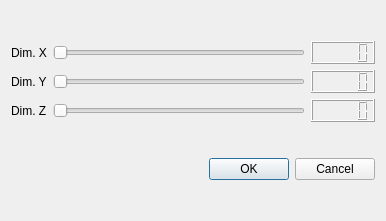
Qt form Paint3D/dialog.ui (alecerioli/ProgramacaoAvancada) before a commit.
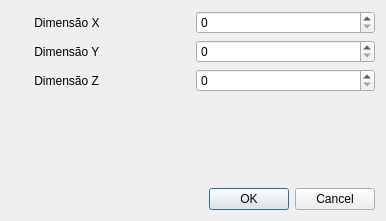
The same form after that commit.

```diff
--- a/Paint3D/dialog.ui
+++ b/Paint3D/dialog.ui
@@ -13,70 +13,67 @@
   <property name="windowTitle">
    <string>Dialog</string>
   </property>
+  <layout class="QVBoxLayout" name="verticalLayout_3">
+   <item>
+    <layout class="QVBoxLayout" name="verticalLayout_2" stretch="80,0,20">
+     <item>
   <layout class="QVBoxLayout" name="verticalLayout">
    <item>
-    <layout class="QGridLayout" name="gridLayout">
-     <item row="0" column="0">
+        <layout class="QHBoxLayout" name="horizontalLayout">
+         <item>
       <widget class="QLabel" name="label">
        <property name="text">
-        <string>Dim. X</string>
+            <string>       Dimensão X</string>
        </property>
       </widget>
      </item>
-     <item row="0" column="1">
-      <widget class="QSlider" name="horizontalSliderX">
-       <property name="maximum">
-        <number>100</number>
-       </property>
-       <property name="orientation">
-        <enum>Qt::Horizontal</enum>
-       </property>
-      </widget>
-     </item>
-     <item row="0" column="2">
-      <widget class="QLCDNumber" name="lcdNumber"/>
-     </item>
-     <item row="1" column="0">
+         <item>
+          <widget class="QSpinBox" name="spinBoxX"/>
+         </item>
+        </layout>
+       </item>
+       <item>
+        <layout class="QHBoxLayout" name="horizontalLayout_2">
+         <item>
       <widget class="QLabel" name="label_2">
        <property name="text">
-        <string>Dim. Y</string>
+            <string>       Dimensão Y</string>
        </property>
       </widget>
      </item>
-     <item row="1" column="1">
-      <widget class="QSlider" name="horizontalSliderY">
-       <property name="maximum">
-        <number>100</number>
-       </property>
-       <property name="orientation">
-        <enum>Qt::Horizontal</enum>
-       </property>
-      </widget>
-     </item>
-     <item row="1" column="2">
-      <widget class="QLCDNumber" name="lcdNumber_2"/>
-     </item>
-     <item row="2" column="0">
+         <item>
+          <widget class="QSpinBox" name="spinBoxY"/>
+         </item>
+        </layout>
+       </item>
+       <item>
+        <layout class="QHBoxLayout" name="horizontalLayout_3">
+         <item>
       <widget class="QLabel" name="label_3">
        <property name="text">
-        <string>Dim. Z</string>
+            <string>       Dimensão Z</string>
        </property>
       </widget>
      </item>
-     <item row="2" column="1">
-      <widget class="QSlider" name="horizontalSliderZ">
-       <property name="maximum">
-        <number>100</number>
-       </property>
+         <item>
+          <widget class="QSpinBox" name="spinBoxZ"/>
+         </item>
+        </layout>
+       </item>
+      </layout>
+     </item>
+     <item>
+      <spacer name="verticalSpacer">
        <property name="orientation">
-        <enum>Qt::Horizontal</enum>
+        <enum>Qt::Vertical</enum>
        </property>
-      </widget>
-     </item>
-     <item row="2" column="2">
-      <widget class="QLCDNumber" name="lcdNumber_3"/>
-     </item>
-    </layout>
+       <property name="sizeHint" stdset="0">
+        <size>
+         <width>20</width>
+         <height>40</height>
+        </size>
+       </property>
+      </spacer>
    </item>
    <item>
     <widget class="QDialogButtonBox" name="buttonBox">
@@ -89,6 +86,8 @@
     </widget>
    </item>
   </layout>
+   </item>
+  </layout>
  </widget>
  <resources/>
  <connections>
```
Left out of the diff: 48 changed lines with no effect on the pictures. Lines whose indentation alone changed are shown as unchanged.
